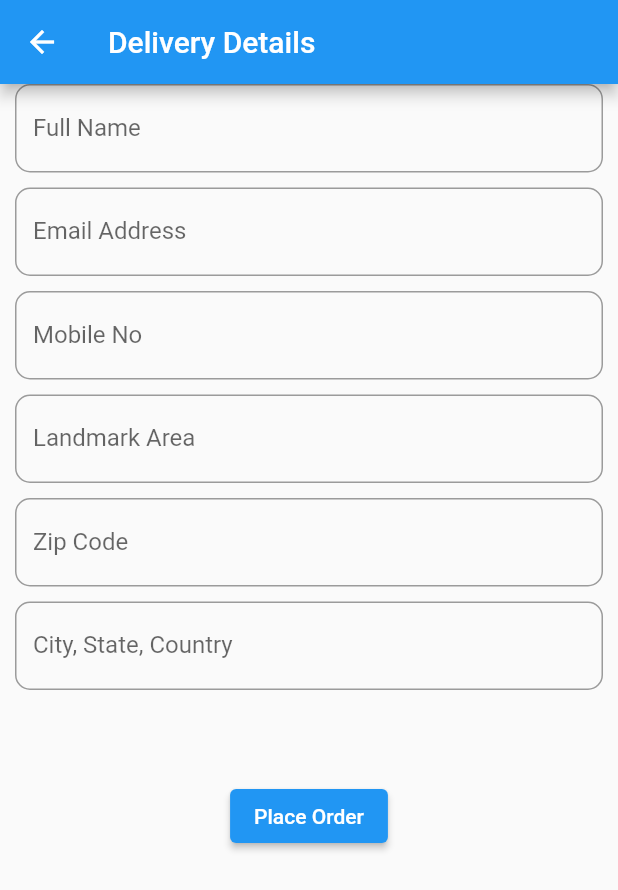
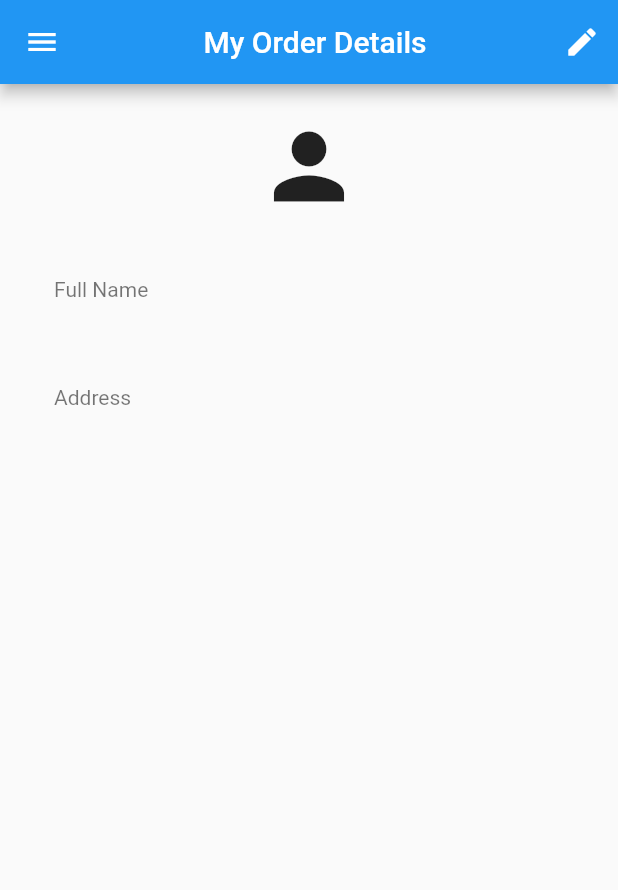
Before and after one commit to parmujr/freecommerce, a Flutter app: the PlaceOrder screen opened directly, after a tap on "Place Order", on a phone screen of 412 x 824 dp. Shown: the top 890 px of the screen. Run offline on Flutter 3.47's test engine with Material 2 defaults, Android fonts, the phone set to English and light mode, and no system bars; our stand-ins replace cloud_firestore, firebase_auth, firebase_core, google_sign_in; accounts and stored records are empty.

Commit message:
14/04/2021

```diff
--- a/lib/main.dart
+++ b/lib/main.dart
@@ -1,6 +1,7 @@
 import 'package:firebase_core/firebase_core.dart';
 import 'package:flutter/material.dart';
 import 'package:flutter_free_commerce/controllers/cart_controller.dart';
+import 'package:flutter_free_commerce/views/auth_view.dart';
 import 'package:flutter_free_commerce/views/home_view.dart';
 
 
@@ -31,7 +32,7 @@ class _MyAppState extends State<MyApp> {
       debugShowCheckedModeBanner: false,
       title: 'Flutter e-commerce',
       home:
-      initialized ? HomeView() : Center(child: CircularProgressIndicator()),
+      initialized ? AuthView() : Center(child: CircularProgressIndicator()),
 
     );
   }
--- a/lib/views/auth_view.dart
+++ b/lib/views/auth_view.dart
@@ -1,8 +1,8 @@
 import 'package:firebase_auth/firebase_auth.dart';
 import 'package:flutter/material.dart';
 import 'package:flutter_free_commerce/controllers/product_controller.dart';
+import 'package:flutter_free_commerce/views/first_page.dart';
 import 'package:flutter_free_commerce/views/home_view.dart';
-import 'package:flutter_free_commerce/views/sign_in.dart';
 
 class AuthView extends StatefulWidget {
   @override
@@ -29,7 +29,7 @@ class _AuthViewState extends State<AuthView> {
         } else {
           var user = snapshot.data;
           if (user == null) {
-            return SignInView();
+            return FirstPage();
           } else {
             return HomeView();
           }
--- a/lib/views/checkout_view.dart
+++ b/lib/views/checkout_view.dart
@@ -1,4 +1,3 @@
-
 
 import 'package:flutter/material.dart';
 import 'package:flutter_free_commerce/models/models.dart';
--- a/lib/views/first_page.dart
+++ b/lib/views/first_page.dart
@@ -1,7 +1,6 @@
 import 'package:flutter/material.dart';
 import 'package:flutter/widgets.dart';
 import 'package:flutter_free_commerce/controllers/auth_controller.dart';
-import 'package:flutter_free_commerce/views/shop_view.dart';
 
 
 class FirstPage extends StatefulWidget {
@@ -142,13 +141,13 @@ class _FirstPageState extends State<FirstPage> {
                               ElevatedButton(
                                   onPressed: () {
                                     signInWithGoogle();
-                                    final snackBar = SnackBar(
-                                        backgroundColor: Colors.red,
-                                        content: Text('Your Account Has Been Logged In Successfully'));
-                                    ScaffoldMessenger.of(context)
-                                        .showSnackBar(snackBar);
-                                    Navigator.push(context, MaterialPageRoute(builder:
-                                        (context) => ShopView()));
+                                    // final snackBar = SnackBar(
+                                    //     backgroundColor: Colors.red,
+                                    //     content: Text('Your Account Has Been Logged In Successfully'));
+                                    // ScaffoldMessenger.of(context)
+                                    //     .showSnackBar(snackBar);
+                                    // Navigator.push(context, MaterialPageRoute(builder:
+                                    //     (context) => HomeView()));
                                   },
                                   child: Container(
                                     height: 50,
--- /dev/null
+++ b/lib/views/order_view.dart
@@ -0,0 +1,97 @@
+import 'package:flutter/cupertino.dart';
+import 'package:flutter/material.dart';
+import 'package:flutter_free_commerce/models/delivery_models.dart';
+
+// ignore: must_be_immutable
+class OrderView extends StatelessWidget {
+  Order order;
+
+  OrderView(this.order);
+
+  @override
+  Widget build(BuildContext context) {
+    return Scaffold(
+      appBar: AppBar(
+        title: Center(
+            child: Text(
+              'My Order Details',
+            )),
+        actions: [
+          IconButton(
+            icon: Icon(Icons.edit),
+            onPressed: () {
+
+            },
+          )
+        ],
+      ),
+      drawer: Drawer(
+        child: ListView(
+          padding: EdgeInsets.zero,
+          children: [
+            DrawerHeader(
+              child: Image.network(
+                  "https://st3.depositphotos.com/15648834/17930/v/600/depositphotos_179308454-stock-illustration-unknown-person-silhouette-glasses-profile.jpg"),
+              decoration: BoxDecoration(color: Colors.white),
+            ),
+            ListTile(
+                leading: Icon(Icons.person),
+                title: Text("Account"),
+                subtitle: Text("Personal"),
+                trailing: Icon(Icons.edit),
+                onTap: () {}),
+            ListTile(
+                leading: Icon(Icons.email),
+                title: Text("Email"),
+                subtitle: Text("parmujr@gmail.com"),
+                trailing: Icon(Icons.send),
+                onTap: () {}),
+            ListTile(
+                leading: Icon(Icons.phone_android),
+                title: Text("Phone"),
+                subtitle: Text("8968909754"),
+                trailing: Icon(Icons.call),
+                onTap: () {})
+          ],
+        ),
+      ),
+      body: Container(
+        padding: EdgeInsets.all(20.0),
+        child: ListView(
+          children: [
+
+            Icon(
+              Icons.person,
+              size: 70,
+            ),
+            ListTile(
+              title: Text(
+                order.buyer ?? '',
+              ),
+              subtitle: Text("Full Name"),
+            ),
+            ListTile(
+              title: Text(
+                order.deliveryAddress ?? '',
+              ),
+              subtitle: Text("Address"),
+            ),
+            ListTile(
+              title: Text(
+                order.products ?? '',
+              ),
+            //   subtitle: Text("Email Id"),
+            // ),
+            // ListTile(
+            //   title: Text(
+            //     _profile.phone ?? '',
+            //   ),
+            //   subtitle: Text("Mobile Number"),
+            ),
+          ],
+        ),
+      ),
+    );
+
+  }
+}
--- a/lib/views/place_order.dart
+++ b/lib/views/place_order.dart
@@ -1,6 +1,7 @@
 
 import 'package:flutter/material.dart';
 import 'package:flutter_free_commerce/models/delivery_models.dart';
+import 'package:flutter_free_commerce/views/order_view.dart';
 
 
 class PlaceOrder extends StatefulWidget {
@@ -82,7 +83,10 @@ class _PlaceOrderState extends State<PlaceOrder> {
                   ElevatedButton(
                     child: Text("Place Order"),
                     onPressed: () {
-
+                      Navigator.push(
+                          context,
+                          MaterialPageRoute(
+                          builder: (context) => OrderView(this.order)));
 
                     },
                   )
```
Also changed, not shown: lib/services/order_service.dart (added).
